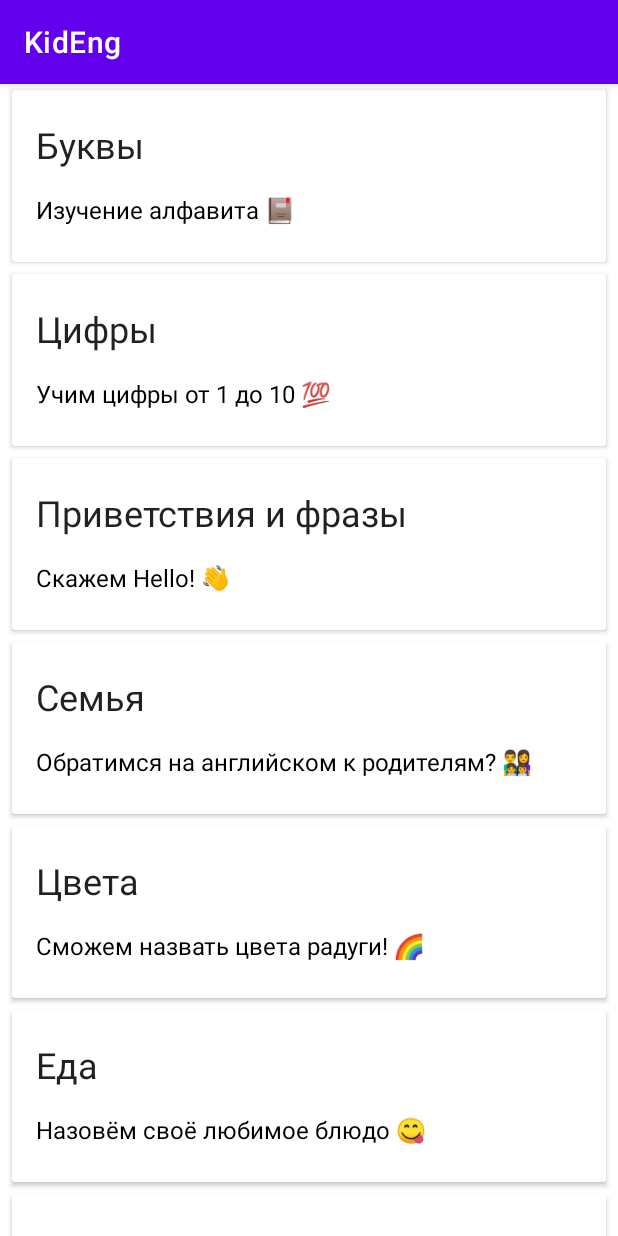
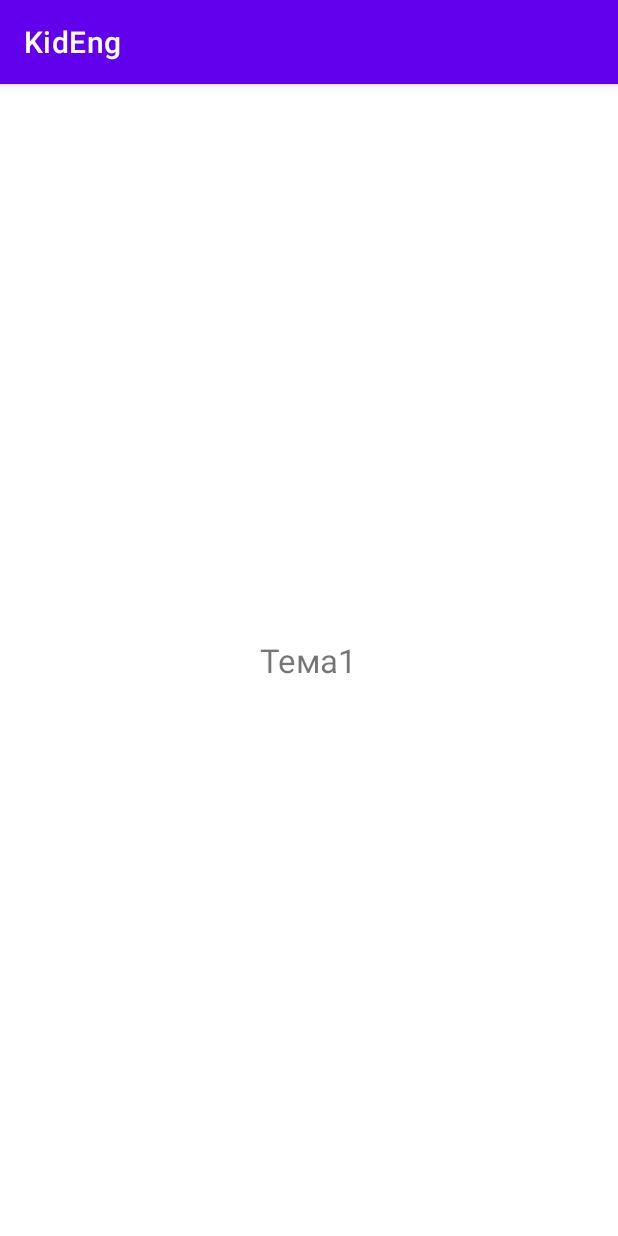
Before and after one commit to Soudagh/KidEng, an Android app: the ChooseThemeActivity screen opened directly, with no data from a screen before it, after a tap on "Буквы", on a phone screen of 412 x 824 dp. Run offline under Robolectric (Android 15) with nearby library versions, the phone set to English and light mode, and no system bars.

Commit message:
add ViewPager

```diff
--- a/app/src/main/AndroidManifest.xml
+++ b/app/src/main/AndroidManifest.xml
@@ -10,6 +10,7 @@
         android:supportsRtl="true"
         android:theme="@style/Theme.MyProject">
         <activity android:name=".ChooseThemeActivity"></activity>
+        <activity android:name=".ThemeActivity"></activity>
         <activity android:name=".MainActivity">
             <intent-filter>
                 <action android:name="android.intent.action.MAIN" />
--- a/app/src/main/java/com/example/myproject/ChooseThemeActivity.java
+++ b/app/src/main/java/com/example/myproject/ChooseThemeActivity.java
@@ -1,7 +1,9 @@
 package com.example.myproject;
 
+import android.content.Intent;
 import android.os.Bundle;
 import android.os.PersistableBundle;
+import android.view.View;
 import android.widget.Toast;
 
 import androidx.annotation.Nullable;
@@ -31,6 +33,11 @@ public class ChooseThemeActivity extends AppCompatActivity {
 
     }
 
+    public void onThemeChoiceClick(View view) {
+        Intent intent = new Intent(this, ThemeActivity.class);
+        startActivityForResult(intent, 0);
+    }
+
     private void setInitialData() {
         themes.add(new Theme("Буквы", "Изучение алфавита 📕"));
         themes.add(new Theme("Цифры", "Учим цифры от 1 до 10 💯"));
--- /dev/null
+++ b/app/src/main/java/com/example/myproject/PageAdapter.java
@@ -0,0 +1,23 @@
+package com.example.myproject;
+
+import androidx.annotation.NonNull;
+import androidx.fragment.app.Fragment;
+import androidx.fragment.app.FragmentActivity;
+import androidx.viewpager2.adapter.FragmentStateAdapter;
+
+public class PageAdapter extends FragmentStateAdapter {
+    public PageAdapter(@NonNull FragmentActivity fragmentActivity) {
+        super(fragmentActivity);
+    }
+
+    @NonNull
+    @Override
+    public Fragment createFragment(int position) {
+        return (ThemeFragment.newInstance(position));
+    }
+
+    @Override
+    public int getItemCount() {
+        return 10;
+    }
+}
--- /dev/null
+++ b/app/src/main/java/com/example/myproject/ThemeActivity.java
@@ -0,0 +1,22 @@
+package com.example.myproject;
+
+import android.os.Bundle;
+import android.os.PersistableBundle;
+
+import androidx.annotation.Nullable;
+import androidx.appcompat.app.AppCompatActivity;
+import androidx.viewpager2.adapter.FragmentStateAdapter;
+import androidx.viewpager2.widget.ViewPager2;
+
+public class ThemeActivity extends AppCompatActivity {
+
+    @Override
+    public void onCreate(@Nullable Bundle savedInstanceState) {
+        super.onCreate(savedInstanceState);
+        setContentView(R.layout.theme_fragment);
+
+        ViewPager2 pager = findViewById(R.id.pager);
+        FragmentStateAdapter pageAdapter = new PageAdapter(this);
+        pager.setAdapter(pageAdapter);
+    }
+}
--- /dev/null
+++ b/app/src/main/java/com/example/myproject/ThemeFragment.java
@@ -0,0 +1,48 @@
+package com.example.myproject;
+
+import android.content.Context;
+import android.os.Bundle;
+import android.util.AttributeSet;
+import android.view.LayoutInflater;
+import android.view.View;
+import android.view.ViewGroup;
+import android.widget.TextView;
+
+import androidx.annotation.NonNull;
+import androidx.annotation.Nullable;
+import androidx.appcompat.app.AppCompatActivity;
+import androidx.fragment.app.Fragment;
+
+public class ThemeFragment extends Fragment {
+
+    private int pageNumber;
+
+    public static ThemeFragment newInstance(int page) {
+        ThemeFragment fragment = new ThemeFragment();
+        Bundle args = new Bundle();
+        args.putInt("num", page);
+        fragment.setArguments(args);
+        return fragment;
+    }
+
+    public ThemeFragment() {
+
+    }
+
+
+    @Override
+    public void onCreate(@Nullable Bundle savedInstanceState) {
+        super.onCreate(savedInstanceState);
+        pageNumber = getArguments() != null ? getArguments().getInt("num") : 1;
+    }
+
+    @Nullable
+    @Override
+    public View onCreateView(@NonNull LayoutInflater inflater, @Nullable ViewGroup container, @Nullable Bundle savedInstanceState) {
+        View result = inflater.inflate(R.layout.theme_fragment, container, false);
+        TextView pageHeader = (TextView)result.findViewById(R.id.displayText);
+        String header = "Тема" + (pageNumber + 1);
+        pageHeader.setText(header);
+        return result;
+    }
+}
--- a/app/src/main/res/layout/item_list.xml
+++ b/app/src/main/res/layout/item_list.xml
@@ -9,11 +9,12 @@
     android:layout_marginHorizontal="8dp"
     app:contentPadding="16dp"
     app:contentPaddingBottom="24sp"
-    android:onClick="onThemeChoiceClick">
+    >
 
     <LinearLayout
         android:layout_width="match_parent"
         android:layout_height="wrap_content"
+        android:onClick="onThemeChoiceClick"
         android:orientation="vertical">
 
 
--- /dev/null
+++ b/app/src/main/res/layout/theme_fragment.xml
@@ -0,0 +1,22 @@
+<?xml version="1.0" encoding="utf-8"?>
+<androidx.constraintlayout.widget.ConstraintLayout
+    xmlns:android="http://schemas.android.com/apk/res/android"
+    xmlns:app="http://schemas.android.com/apk/res-auto"
+    android:layout_width="match_parent"
+    android:layout_height="match_parent">
+    <TextView
+        android:id="@+id/displayText"
+        android:layout_width="wrap_content"
+        android:layout_height="wrap_content"
+        android:textSize="22sp"
+        app:layout_constraintBottom_toBottomOf="parent"
+        app:layout_constraintLeft_toLeftOf="parent"
+        app:layout_constraintRight_toRightOf="parent"
+        app:layout_constraintTop_toTopOf="parent" />
+
+    <androidx.viewpager2.widget.ViewPager2
+        android:id="@+id/pager"
+        android:layout_width="match_parent"
+        android:layout_height="match_parent" />
+
+</androidx.constraintlayout.widget.ConstraintLayout>
```
